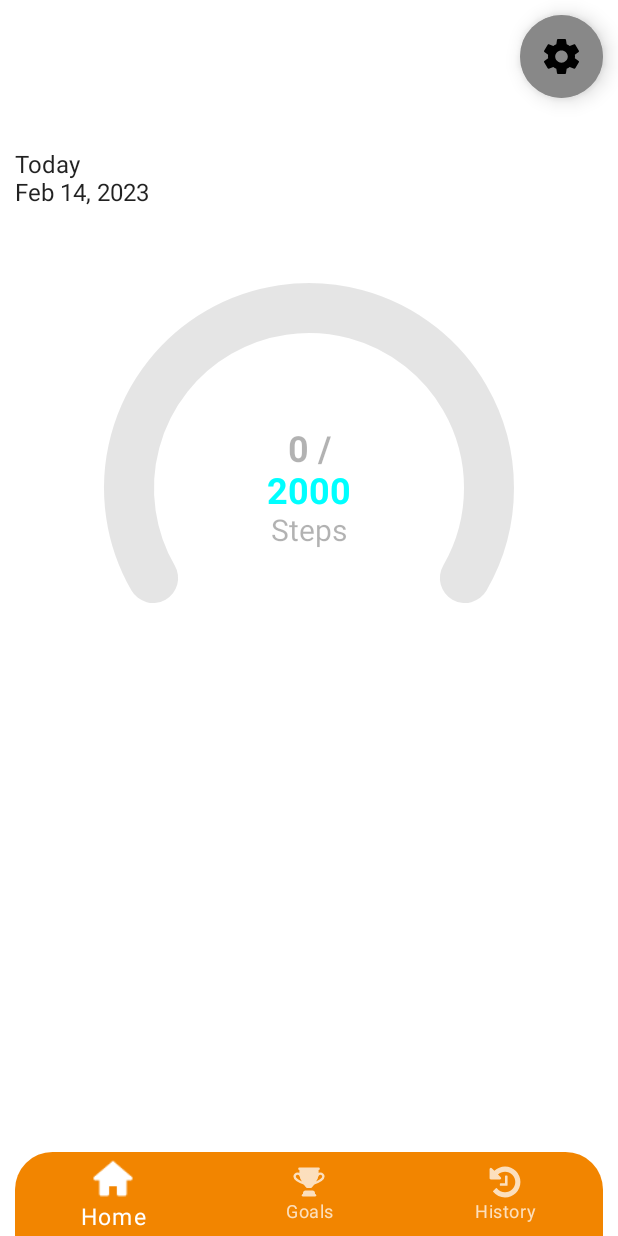
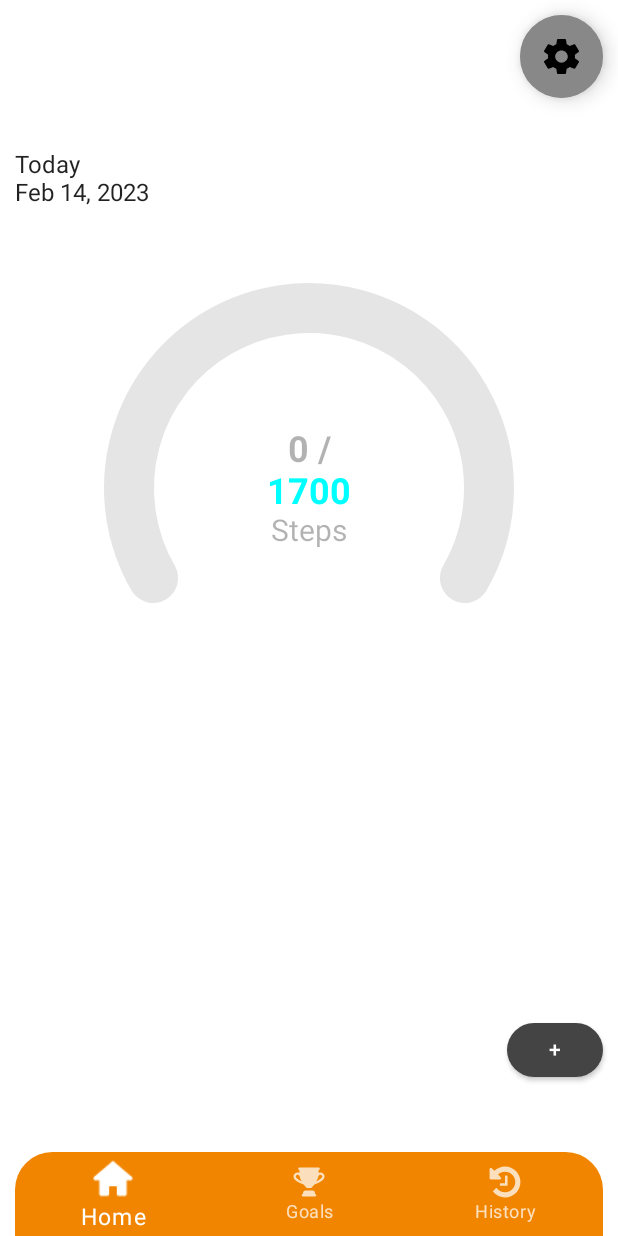
Before and after one commit to EmanuelPerez-507/keep-fit, an Android app built with Jetpack Compose: the screen it shows after launch (Start), on a phone screen of 412 x 824 dp. Run offline under Robolectric (Android 15) with nearby library versions, the phone set to English and light mode, and no system bars; our stand-ins replace Room's generated code.

Commit message:
Pushing Changes

```diff
--- a/app/src/main/java/com/example/keepfit/Home/View/CustomComponent.kt
+++ b/app/src/main/java/com/example/keepfit/Home/View/CustomComponent.kt
@@ -23,6 +23,8 @@ import androidx.compose.ui.tooling.preview.Preview
 import androidx.compose.ui.unit.Dp
 import androidx.compose.ui.unit.TextUnit
 import androidx.compose.ui.unit.dp
+import com.example.keepfit.Home.View.goalStepsToday
+import com.example.keepfit.Home.View.savedTotalSteps
 
 
 @Composable
@@ -182,21 +184,27 @@ fun EmbeddedElements(
     smallTextFontSize: TextUnit
 ) {
 // shows the steps
+    var Steps by remember { mutableStateOf("0") }
+
+    Steps = savedTotalSteps.toString()
+
     Text(
-        text = "$bigText ${bigTextSuffix.take(2)}",
+        text = "$Steps ${bigTextSuffix.take(2)}",
         color = bigTextColor,
         fontSize = bigTextFontSize,
         textAlign = TextAlign.Center,
         fontWeight = FontWeight.Bold
     )
+
     Text(
-        text = "2000",
+        text = "$goalStepsToday",
         fontSize = bigTextFontSize,
         textAlign = TextAlign.Center,
         fontWeight = FontWeight.Bold,
         color = Color.Cyan
     )
-        Text(
+
+    Text(
         text = "Steps",
         color = smallTextColor,
         fontSize = smallTextFontSize,
--- a/app/src/main/java/com/example/keepfit/Home/View/HomeScreen.kt
+++ b/app/src/main/java/com/example/keepfit/Home/View/HomeScreen.kt
@@ -2,10 +2,12 @@ package com.example.keepfit.Home.View
 
 import CustomComponent
 import android.content.Intent.getIntent
+import android.graphics.Paint.Align
 import androidx.compose.foundation.Image
 import androidx.compose.foundation.background
 import androidx.compose.foundation.border
 import androidx.compose.foundation.layout.*
+import androidx.compose.foundation.shape.RoundedCornerShape
 import androidx.compose.foundation.text.KeyboardOptions
 import androidx.compose.material.*
 import androidx.compose.runtime.*
@@ -40,8 +42,6 @@ var hitStepsGoal = ""
 @Composable
 @Preview
 fun HomeScreen() {
-    var Steps by remember { mutableStateOf("") }
-
     var totalStepsToday:Int by remember {
         mutableStateOf(0)
     }
@@ -55,12 +55,14 @@ fun HomeScreen() {
         println("Total steps $totalStepsToday")
     }
 
+
     Box(
         modifier = Modifier
             .fillMaxSize()
             .background(Color.White)
     ){
-    Column {
+
+        Column {
         //call functions
 
         settingButton()
@@ -68,31 +70,9 @@ fun HomeScreen() {
         progressBar()
 
     }
+        ButtonWithColor(Modifier.align(Alignment.BottomEnd), SetTotalSteps)
     }
 
-//// timing and day
-//        Text(
-//            modifier = Modifier.align(Alignment.TopStart),
-//            text = "\nToday" +
-//                    "\n$formatted"
-//        )
-//// total steps
-//        Text(
-//            modifier = Modifier.align(Alignment.Center),
-//            text = "Steps" +
-//                    "\n$totalStepsToday" +
-//                    "\n$goalStepsToday" +
-//                    "\n"
-//        )
-//
-//        Text(
-//            modifier = Modifier.align(Alignment.Center),
-//            text = ""
-//        )
-//
-//        AddRecordButton(Modifier.align(Alignment.BottomEnd), SetTotalSteps)
-//
-//    }
 }
 
 
@@ -114,16 +94,17 @@ fun settingButton(){
         horizontalAlignment = Alignment.End,
 
         ) {
-        Icon(painter = painterResource(id = R.drawable.baseline_settings_24),
-            contentDescription = "Settings",
-            tint = Color.Black,
-            modifier = Modifier
-                .size(45.dp)
-                .padding(end = 10.dp),
-        )
+//        Icon(painter = painterResource(id = R.drawable.baseline_settings_24),
+//            contentDescription = "Settings",
+//            tint = Color.Black,
+//            modifier = Modifier
+//                .size(45.dp)
+//                .padding(end = 10.dp),
+//        )
     }
     }
 }
+
 @Composable
 fun dateAndTime(){
     Row (
@@ -143,11 +124,13 @@ fun dateAndTime(){
             modifier = Modifier.padding(start = 10.dp, bottom = 20.dp)
         )
     }
+
 }
 
 @Composable
 fun progressBar(){
     var value by remember{ mutableStateOf(0) }
+    value = savedTotalSteps
 
     Row(
         modifier = Modifier
@@ -171,33 +154,20 @@ fun progressBar(){
         }
 }
 
+@Composable
+fun ButtonWithColor(mod: Modifier,setStepsFunction:(Int)->Unit){
+    Button(
+        modifier = mod
+            .offset((-10).dp, (-100).dp),
+        onClick = {setStepsFunction(passableSteps)},
+        shape = RoundedCornerShape(20.dp),
+        colors = ButtonDefaults.buttonColors(backgroundColor = Color.DarkGray))
 
-
-
-
-
-
-@Composable
-fun AddRecordButton(alignment: Modifier, setStepsFunction:(Int)->Unit) {
-    FloatingActionButton(
-        modifier = alignment
-            .padding(10.dp)
-            .size(55.dp)
-            .clip(CustomShapes.round()),
-        onClick = { setStepsFunction(passableSteps)},
-        elevation = FloatingActionButtonDefaults.elevation(0.dp,0.dp),
-        backgroundColor = Color.Green
-    ) {
-
-        Box(
-            modifier = Modifier.padding(15.dp)
-        ) {
-
-            Image(painterResource(id = R.drawable.settings_icon), "Gear icon")
-
-        }
+    {
+        Text(text = "+",color = Color.White)
     }
 }
+
 
 //@Composable
 //fun AddRecordButton(
```
